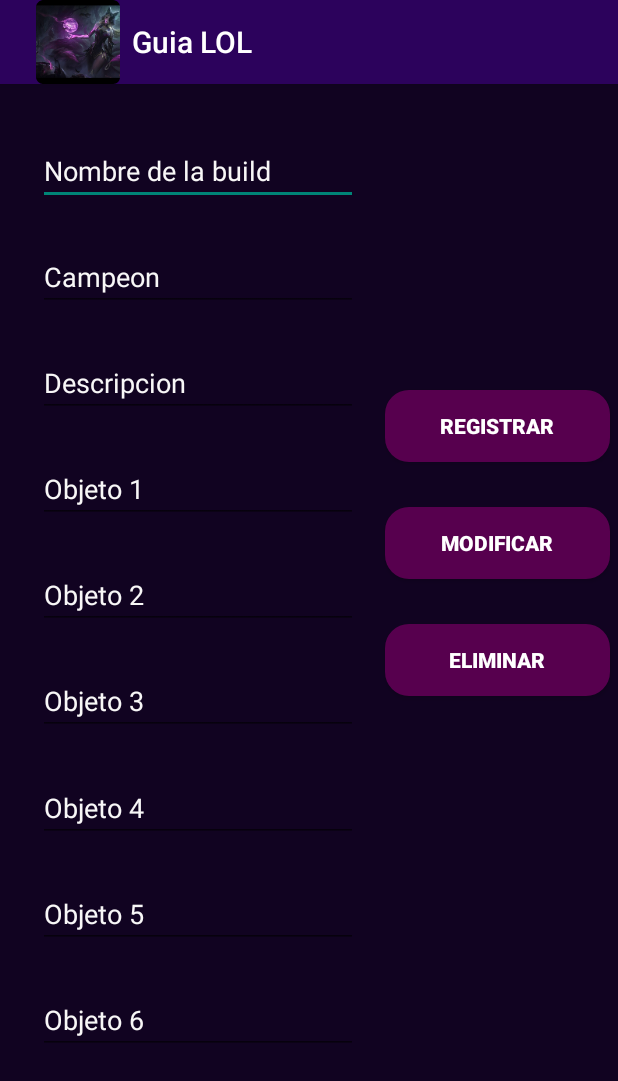
After one commit to Alvaro-Cano/PracticaLDM, an Android app: the CreateBuilds screen opened directly, with no data from a screen before it, on a phone screen of 412 x 824 dp. The commit adds this screen. Shown: the top 1081 px of the screen. Run offline under Robolectric (Android 15) with nearby library versions, the phone set to English and light mode, and no system bars.

Commit message:
Registro hecho en la bbdd

```diff
--- /dev/null
+++ b/app/src/main/java/com/example/practica2/AdminSQLiteOpenHelper.java
@@ -0,0 +1,27 @@
+package com.example.practica2;
+
+import android.content.Context;
+import android.database.sqlite.SQLiteDatabase;
+import android.database.sqlite.SQLiteOpenHelper;
+
+import java.util.ArrayList;
+import java.util.List;
+
+public class AdminSQLiteOpenHelper extends SQLiteOpenHelper {
+
+
+
+    public AdminSQLiteOpenHelper(Context context, String name, SQLiteDatabase.CursorFactory factory, int version){
+        super(context,name,factory,version);
+    }
+
+    @Override
+    public void onCreate(SQLiteDatabase miBBDD) {
+        miBBDD.execSQL("create table builds (codigo int primary key, nombre text,campeon text,descripcion text,objeto1 text,objeto2 text,objeto3 text,objeto4 text,objeto5 text,objeto6 text)");
+    }
+
+    @Override
+    public void onUpgrade(SQLiteDatabase db, int i, int i1) {
+
+    }
+}
--- a/app/src/main/java/com/example/practica2/Builds.java
+++ b/app/src/main/java/com/example/practica2/Builds.java
@@ -3,7 +3,9 @@ package com.example.practica2;
 import androidx.appcompat.app.ActionBar;
 import androidx.appcompat.app.AppCompatActivity;
 
+import android.content.Intent;
 import android.os.Bundle;
+import android.view.View;
 
 public class Builds extends AppCompatActivity {
 
@@ -18,4 +20,8 @@ public class Builds extends AppCompatActivity {
 
 
     }
+    public void createBuild(View v){
+        Intent create = new Intent(this, CreateBuilds.class);
+        startActivity(create);
+    }
 }
--- /dev/null
+++ b/app/src/main/java/com/example/practica2/CreateBuilds.java
@@ -0,0 +1,84 @@
+package com.example.practica2;
+
+import androidx.appcompat.app.ActionBar;
+import androidx.appcompat.app.AppCompatActivity;
+
+import android.content.ContentValues;
+import android.database.sqlite.SQLiteDatabase;
+import android.os.Bundle;
+import android.view.View;
+import android.widget.EditText;
+import android.widget.Toast;
+
+public class CreateBuilds extends AppCompatActivity {
+
+
+
+    private EditText et_nombre,et_campeon,et_descripcion,et_objeto1,et_objeto2,et_objeto3,et_objeto4,et_objeto5,et_objeto6;
+
+    @Override
+    protected void onCreate(Bundle savedInstanceState) {
+        super.onCreate(savedInstanceState);
+        setContentView(R.layout.activity_create_bulids);
+
+        ActionBar actionBar = getSupportActionBar();
+        actionBar.setIcon(R.mipmap.ic_launcher_2);
+        actionBar.setDisplayShowHomeEnabled(true);
+
+        et_nombre= (EditText) findViewById(R.id.txt_nombre);
+        et_campeon= (EditText) findViewById(R.id.txt_campeon);
+        et_descripcion= (EditText) findViewById(R.id.txt_descripcion);
+        et_objeto1= (EditText) findViewById(R.id.txt_objeto1);
+        et_objeto2= (EditText) findViewById(R.id.txt_objeto2);
+        et_objeto3= (EditText) findViewById(R.id.txt_objeto3);
+        et_objeto4= (EditText) findViewById(R.id.txt_objeto4);
+        et_objeto5= (EditText) findViewById(R.id.txt_objeto5);
+        et_objeto6= (EditText) findViewById(R.id.txt_objeto6);
+        }
+
+    public void Registrar(View view) {
+        AdminSQLiteOpenHelper admin= new AdminSQLiteOpenHelper(this,"gestion",null,1);
+        SQLiteDatabase BdD = admin.getWritableDatabase();
+
+        String nombre = et_nombre.getText().toString();
+        String campeon = et_campeon.getText().toString();
+        String descripcion = et_descripcion.getText().toString();
+        String objeto1 = et_objeto1.getText().toString();
+        String objeto2 = et_objeto2.getText().toString();
+        String objeto3 = et_objeto3.getText().toString();
+        String objeto4 = et_objeto4.getText().toString();
+        String objeto5 = et_objeto5.getText().toString();
+        String objeto6 = et_objeto6.getText().toString();
+
+        if (!nombre.isEmpty() && !campeon.isEmpty() && !descripcion.isEmpty() && !objeto1.isEmpty() && !objeto2.isEmpty() && !objeto3.isEmpty() && !objeto4.isEmpty() && !objeto5.isEmpty() && !objeto6.isEmpty()){
+            ContentValues registro = new ContentValues();
+
+            registro.put("nombre",nombre);
+            registro.put("campeon",campeon);
+            registro.put("descripcion",descripcion);
+            registro.put("objeto1",objeto1);
+            registro.put("objeto2",objeto2);
+            registro.put("objeto3",objeto3);
+            registro.put("objeto4",objeto4);
+            registro.put("objeto5",objeto5);
+            registro.put("objeto6",objeto6);
+
+            BdD.insert("builds", null,registro);
+
+            BdD.close();
+            et_nombre.setText("");
+            et_campeon.setText("");
+            et_descripcion.setText("");
+            et_objeto1.setText("");
+            et_objeto2.setText("");
+            et_objeto3.setText("");
+            et_objeto4.setText("");
+            et_objeto5.setText("");
+            et_objeto6.setText("");
+
+            Toast.makeText(this,"Registrado Correctamente",Toast.LENGTH_LONG).show();
+        } else {
+            Toast.makeText(this,"Faltan campos por rellenar",Toast.LENGTH_LONG).show();
+        }
+    }
+}
--- a/app/src/main/res/layout/activity_builds.xml
+++ b/app/src/main/res/layout/activity_builds.xml
@@ -4,7 +4,23 @@
     xmlns:tools="http://schemas.android.com/tools"
     android:layout_width="match_parent"
     android:layout_height="match_parent"
-    android:background="#bdecb6"
+    android:background="#110321"
     tools:context=".Builds">
 
+    <Button
+        android:id="@+id/button4"
+        android:layout_width="150dp"
+        android:layout_height="wrap_content"
+        android:layout_marginTop="50dp"
+        android:background="@drawable/bordes_redondos"
+        android:onClick="createBuild"
+        android:text="@string/anyadir"
+        android:textColor="#ffffff"
+        android:textStyle="bold"
+        app:layout_constraintBottom_toBottomOf="parent"
+        app:layout_constraintEnd_toEndOf="parent"
+        app:layout_constraintHorizontal_bias="0.862"
+        app:layout_constraintStart_toStartOf="parent"
+        app:layout_constraintTop_toTopOf="parent"
+        app:layout_constraintVertical_bias="0.936" />
 </androidx.constraintlayout.widget.ConstraintLayout>
--- /dev/null
+++ b/app/src/main/res/layout/activity_create_bulids.xml
@@ -0,0 +1,194 @@
+<?xml version="1.0" encoding="utf-8"?>
+<androidx.constraintlayout.widget.ConstraintLayout xmlns:android="http://schemas.android.com/apk/res/android"
+    xmlns:app="http://schemas.android.com/apk/res-auto"
+    xmlns:tools="http://schemas.android.com/tools"
+    android:layout_width="match_parent"
+    android:layout_height="match_parent"
+    android:background="#110321"
+    tools:context=".CreateBuilds">
+
+    <EditText
+        android:id="@+id/txt_nombre"
+        android:layout_width="wrap_content"
+        android:layout_height="wrap_content"
+        android:layout_marginStart="25dp"
+        android:layout_marginTop="35dp"
+        android:layout_marginEnd="173dp"
+        android:ems="10"
+        android:hint="@string/nombre"
+        android:inputType="textPersonName"
+        android:textColorHint="#F8F7F7"
+        app:layout_constraintEnd_toEndOf="parent"
+        app:layout_constraintStart_toStartOf="parent"
+        app:layout_constraintTop_toTopOf="parent" />
+
+    <EditText
+        android:id="@+id/txt_campeon"
+        android:layout_width="wrap_content"
+        android:layout_height="wrap_content"
+        android:layout_marginStart="25dp"
+        android:layout_marginTop="25dp"
+        android:layout_marginEnd="173dp"
+        android:ems="10"
+        android:hint="@string/campeon"
+        android:inputType="textPersonName"
+        android:textColorHint="#F8F7F7"
+        app:layout_constraintEnd_toEndOf="parent"
+        app:layout_constraintStart_toStartOf="parent"
+        app:layout_constraintTop_toBottomOf="@+id/txt_nombre" />
+
+    <EditText
+        android:id="@+id/txt_descripcion"
+        android:layout_width="wrap_content"
+        android:layout_height="wrap_content"
+        android:layout_marginStart="25dp"
+        android:layout_marginTop="25dp"
+        android:layout_marginEnd="173dp"
+        android:ems="10"
+        android:hint="@string/descripcion"
+        android:inputType="textPersonName"
+        android:textColorHint="#F8F7F7"
+        app:layout_constraintEnd_toEndOf="parent"
+        app:layout_constraintStart_toStartOf="parent"
+        app:layout_constraintTop_toBottomOf="@+id/txt_campeon" />
+
+    <EditText
+        android:id="@+id/txt_objeto1"
+        android:layout_width="wrap_content"
+        android:layout_height="wrap_content"
+        android:layout_marginStart="25dp"
+        android:layout_marginTop="25dp"
+        android:layout_marginEnd="173dp"
+        android:ems="10"
+        android:hint="@string/objeto1"
+        android:inputType="textPersonName"
+        android:textColorHint="#F8F7F7"
+        app:layout_constraintEnd_toEndOf="parent"
+        app:layout_constraintStart_toStartOf="parent"
+        app:layout_constraintTop_toBottomOf="@+id/txt_descripcion" />
+
+    <EditText
+        android:id="@+id/txt_objeto2"
+        android:layout_width="wrap_content"
+        android:layout_height="wrap_content"
+        android:layout_marginStart="25dp"
+        android:layout_marginTop="25dp"
+        android:layout_marginEnd="173dp"
+        android:ems="10"
+        android:hint="@string/objeto2"
+        android:inputType="textPersonName"
+        android:textColorHint="#F8F7F7"
+        app:layout_constraintEnd_toEndOf="parent"
+        app:layout_constraintHorizontal_bias="0.139"
+        app:layout_constraintStart_toStartOf="parent"
+        app:layout_constraintTop_toBottomOf="@+id/txt_objeto1" />
+
+    <EditText
+        android:id="@+id/txt_objeto3"
+        android:layout_width="wrap_content"
+        android:layout_height="wrap_content"
+        android:layout_marginStart="25dp"
+        android:layout_marginTop="25dp"
+        android:layout_marginEnd="173dp"
+        android:ems="10"
+        android:hint="@string/objeto3"
+        android:inputType="textPersonName"
+        android:textColorHint="#F8F7F7"
+        app:layout_constraintEnd_toEndOf="parent"
+        app:layout_constraintStart_toStartOf="parent"
+        app:layout_constraintTop_toBottomOf="@+id/txt_objeto2" />
+
+    <EditText
+        android:id="@+id/txt_objeto4"
+        android:layout_width="wrap_content"
+        android:layout_height="wrap_content"
+        android:layout_marginStart="25dp"
+        android:layout_marginTop="26dp"
+        android:layout_marginEnd="173dp"
+        android:ems="10"
+        android:hint="@string/objeto4"
+        android:inputType="textPersonName"
+        android:textColorHint="#F8F7F7"
+        app:layout_constraintEnd_toEndOf="parent"
+        app:layout_constraintStart_toStartOf="parent"
+        app:layout_constraintTop_toBottomOf="@+id/txt_objeto3" />
+
+    <EditText
+        android:id="@+id/txt_objeto5"
+        android:layout_width="wrap_content"
+        android:layout_height="wrap_content"
+        android:layout_marginStart="25dp"
+        android:layout_marginTop="25dp"
+        android:layout_marginEnd="173dp"
+        android:ems="10"
+        android:hint="@string/objeto5"
+        android:inputType="textPersonName"
+        android:textColorHint="#F8F7F7"
+        app:layout_constraintEnd_toEndOf="parent"
+        app:layout_constraintStart_toStartOf="parent"
+        app:layout_constraintTop_toBottomOf="@+id/txt_objeto4" />
+
+    <EditText
+        android:id="@+id/txt_objeto6"
+        android:layout_width="wrap_content"
+        android:layout_height="wrap_content"
+        android:layout_marginStart="25dp"
+        android:layout_marginTop="25dp"
+        android:layout_marginEnd="173dp"
+        android:ems="10"
+        android:hint="@string/objeto6"
+        android:inputType="textPersonName"
+        android:textColorHint="#F8F7F7"
+        app:layout_constraintEnd_toEndOf="parent"
+        app:layout_constraintStart_toStartOf="parent"
+        app:layout_constraintTop_toBottomOf="@+id/txt_objeto5" />
+
+    <Button
+        android:id="@+id/button6"
+        android:layout_width="150dp"
+        android:layout_height="wrap_content"
+        android:layout_marginStart="59dp"
+        android:layout_marginTop="30dp"
+        android:layout_marginEnd="27dp"
+        android:background="@drawable/bordes_redondos"
+        android:text="@string/boton2"
+        android:textColor="#ffffff"
+        android:textStyle="bold"
+        app:layout_constraintEnd_toEndOf="parent"
+        app:layout_constraintHorizontal_bias="0.661"
+        app:layout_constraintStart_toEndOf="@+id/txt_descripcion"
+        app:layout_constraintTop_toBottomOf="@+id/button8" />
+
+    <Button
+        android:id="@+id/button7"
+        android:layout_width="150dp"
+        android:layout_height="wrap_content"
+        android:layout_marginStart="59dp"
+        android:layout_marginTop="30dp"
+        android:layout_marginEnd="27dp"
+        android:background="@drawable/bordes_redondos"
+        android:text="@string/boton3"
+        android:textColor="#ffffff"
+        android:textStyle="bold"
+        app:layout_constraintEnd_toEndOf="parent"
+        app:layout_constraintHorizontal_bias="0.655"
+        app:layout_constraintStart_toEndOf="@+id/txt_objeto2"
+        app:layout_constraintTop_toBottomOf="@+id/button6" />
+
+    <Button
+        android:id="@+id/button8"
+        android:layout_width="150dp"
+        android:layout_height="wrap_content"
+        android:layout_marginStart="59dp"
+        android:layout_marginTop="204dp"
+        android:layout_marginEnd="27dp"
+        android:background="@drawable/bordes_redondos"
+        android:onClick="Registrar"
+        android:text="@string/boton1"
+        android:textColor="#ffffff"
+        android:textStyle="bold"
+        app:layout_constraintEnd_toEndOf="parent"
+        app:layout_constraintHorizontal_bias="0.661"
+        app:layout_constraintStart_toEndOf="@+id/txt_campeon"
+        app:layout_constraintTop_toTopOf="parent" />
+</androidx.constraintlayout.widget.ConstraintLayout>
--- a/app/src/main/res/values/strings.xml
+++ b/app/src/main/res/values/strings.xml
@@ -4,12 +4,23 @@
     <string name="tutorial">Como usar</string>
     <string name="salir">Salir</string>
     <string name="title_activity_builds">Builds</string>
-    <!-- Strings used for fragments for navigation -->
-    <string name="first_fragment_label">First Fragment</string>
-    <string name="second_fragment_label">Second Fragment</string>
     <string name="next">Next</string>
     <string name="previous">Previous</string>
+    <string name="anyadir">Añadir</string>
 
-    <string name="hello_first_fragment">Hello first fragment</string>
-    <string name="hello_second_fragment">Hello second fragment. Arg: %1$s</string>
+
+    <string name="nombre">Nombre de la build</string>
+    <string name="campeon">Campeon</string>
+    <string name="descripcion">Descripcion</string>
+    <string name="objeto1">Objeto 1</string>
+    <string name="objeto2">Objeto 2</string>
+    <string name="objeto3">Objeto 3</string>
+    <string name="objeto4">Objeto 4</string>
+    <string name="objeto5">Objeto 5</string>
+    <string name="objeto6">Objeto 6</string>
+
+    <string name="boton1">Registrar</string>
+    <string name="boton2">Modificar</string>
+    <string name="boton3">Eliminar</string>
+
 </resources>
```
Also changed, not shown: app/src/main/AndroidManifest.xml (+5 -3 lines).
